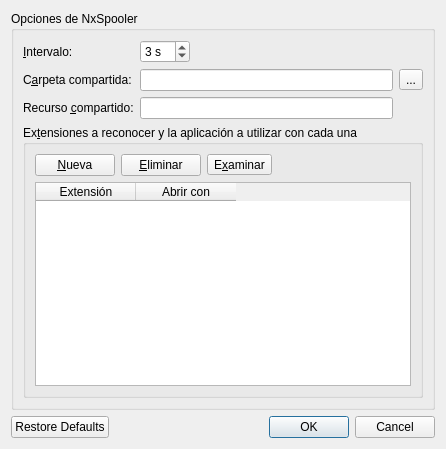
First picture: the form in trunk/optionsDialog.ui, repository BackupTheBerlios/nxspooler-svn, before the edit.
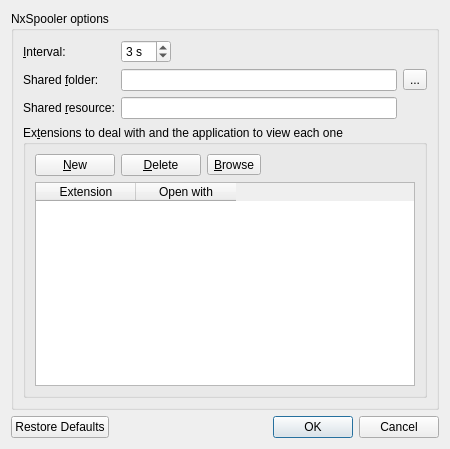
Second picture: the form after the edit. Icons and pictures are not drawn.

Diff of the .ui file:
```diff
--- a/trunk/optionsDialog.ui
+++ b/trunk/optionsDialog.ui
@@ -9,7 +9,7 @@
    <rect>
     <x>0</x>
     <y>0</y>
-    <width>446</width>
+    <width>450</width>
     <height>449</height>
    </rect>
   </property>
@@ -24,13 +24,13 @@
    <item>
     <widget class="QGroupBox" name="groupBox">
      <property name="title">
-      <string>Opciones de NxSpooler</string>
+      <string>NxSpooler options</string>
      </property>
      <layout class="QGridLayout" name="gridLayout">
       <item row="0" column="0">
        <widget class="QLabel" name="label_seconds">
         <property name="text">
-         <string>&amp;Intervalo:</string>
+         <string>&amp;Interval:</string>
         </property>
         <property name="buddy">
          <cstring>m_seconds</cstring>
@@ -71,7 +71,7 @@
       <item row="1" column="0">
        <widget class="QLabel" name="label_path">
         <property name="text">
-         <string>C&amp;arpeta compartida:</string>
+         <string>Shared &amp;folder:</string>
         </property>
         <property name="buddy">
          <cstring>m_path</cstring>
@@ -116,7 +116,7 @@
       <item row="2" column="0">
        <widget class="QLabel" name="label_shared">
         <property name="text">
-         <string>Recurso &amp;compartido:</string>
+         <string>Shared &amp;resource:</string>
         </property>
         <property name="buddy">
          <cstring>m_shared</cstring>
@@ -148,7 +148,7 @@
       <item row="3" column="0" rowspan="2" colspan="3">
        <widget class="QGroupBox" name="groupBox_2">
         <property name="title">
-         <string>Ex&amp;tensiones a reconocer y la aplicación a utilizar con cada una</string>
+         <string>Ex&amp;tensions to deal with and the application to view each one</string>
         </property>
         <layout class="QGridLayout" name="gridLayout_2">
          <item row="0" column="0">
@@ -157,7 +157,7 @@
             <string>Nueva extensión</string>
            </property>
            <property name="text">
-            <string>&amp;Nueva</string>
+            <string>&amp;New</string>
            </property>
           </widget>
          </item>
@@ -167,7 +167,7 @@
             <string>Eliminar extensión</string>
            </property>
            <property name="text">
-            <string>&amp;Eliminar</string>
+            <string>&amp;Delete</string>
            </property>
           </widget>
          </item>
@@ -186,7 +186,7 @@
             <string>Explorar el disco en busca de una aplicación.</string>
            </property>
            <property name="text">
-            <string>E&amp;xaminar</string>
+            <string>&amp;Browse</string>
            </property>
           </widget>
          </item>
@@ -218,12 +218,12 @@
            </property>
            <column>
             <property name="text">
-             <string>Extensión</string>
+             <string>Extension</string>
             </property>
            </column>
            <column>
             <property name="text">
-             <string>Abrir con</string>
+             <string>Open with</string>
             </property>
            </column>
           </widget>
```
Left out of the diff: 28 changed lines with no effect on the pictures.
